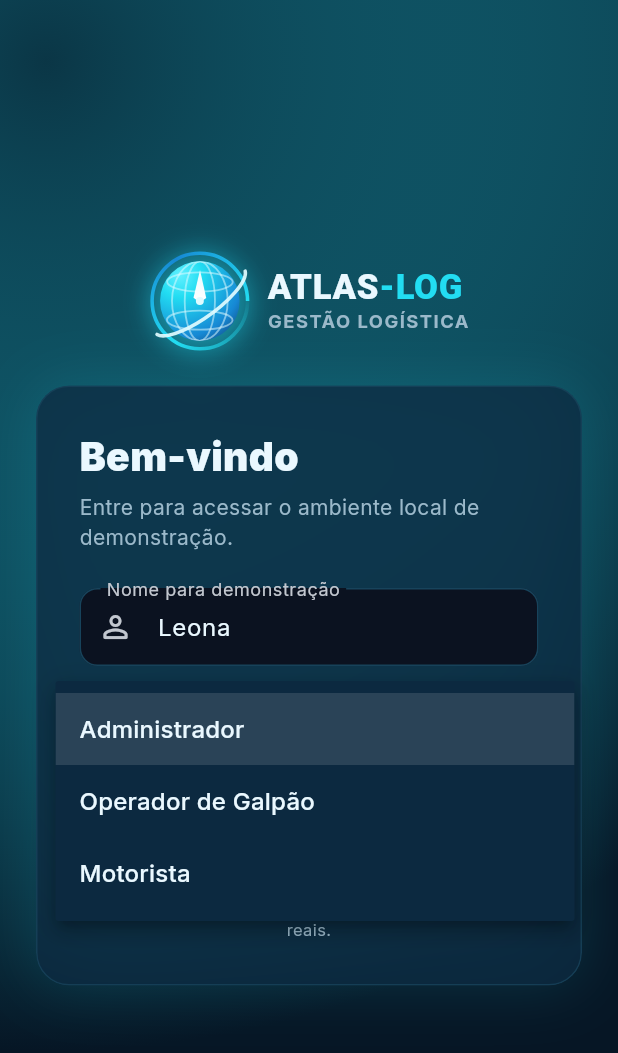
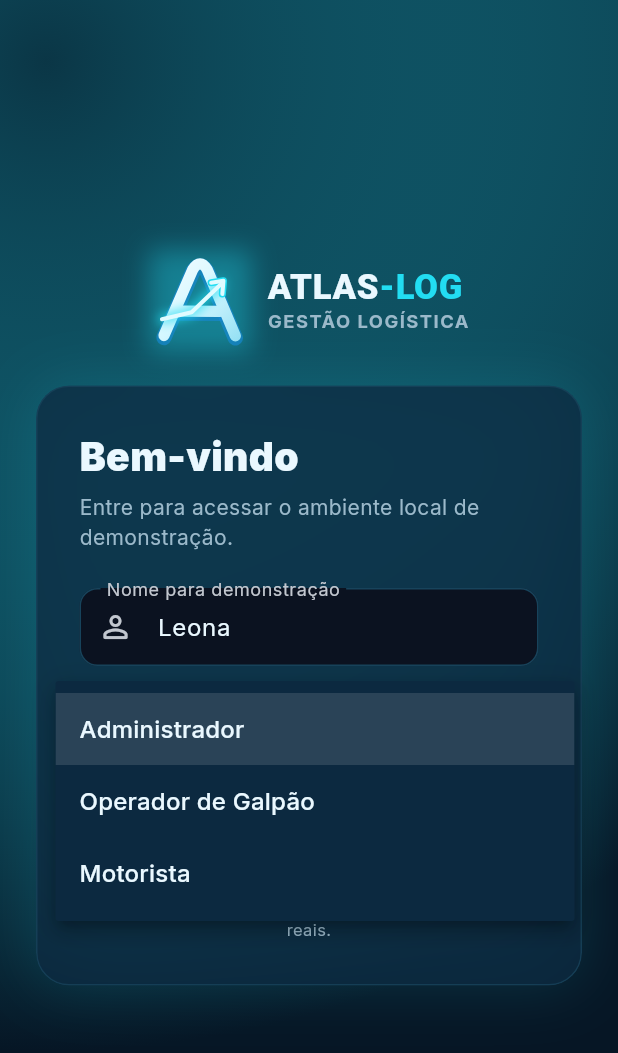
Before and after one commit to leohamil31/ATLAS-LOG-, a Flutter app: the screen it shows after launch, after a tap on "Administrador", on a phone screen of 412 x 824 dp. Shown: the top 1053 px of the screen. Run offline on Flutter 3.47's test engine with Material 3 defaults, Android fonts, the phone set to English and light mode, and no system bars; our stand-ins replace flutter_map, google_fonts, latlong2, pdf, printing, qr_flutter and 3 more; missing offline and left inert: dart:js_interop.

Commit message:
Align Atlas logo with A-arrow brand
Replace the globe badge with the metallic A and rising-arrow mark from the supplied visual direction, preserving animation and cyan glow.

Co-authored-by: Copilot <223556219+Copilot@users.noreply.github.com>

```diff
--- a/lib/widgets/atlas_logo_3d.dart
+++ b/lib/widgets/atlas_logo_3d.dart
@@ -5,11 +5,7 @@ import 'package:flutter/material.dart';
 import '../core/theme.dart';
 
 class AtlasLogo3D extends StatefulWidget {
-  const AtlasLogo3D({
-    super.key,
-    this.size = 44,
-    this.showWordmark = false,
-  });
+  const AtlasLogo3D({super.key, this.size = 44, this.showWordmark = false});
 
   final double size;
   final bool showWordmark;
@@ -76,7 +72,7 @@ class _AtlasLogo3DState extends State<AtlasLogo3D>
       onEnter: (_) => _setHovered(true),
       onExit: (_) => _setHovered(false),
       child: Semantics(
-        label: 'Logo ATLAS-LOG, globo e rosa dos ventos',
+        label: 'Logo ATLAS-LOG, letra A com seta de crescimento',
         image: true,
         child: AnimatedBuilder(
           animation: Listenable.merge([_float, _turn]),
@@ -101,7 +97,6 @@ class _AtlasLogo3DState extends State<AtlasLogo3D>
                 width: widget.size,
                 height: widget.size,
                 decoration: BoxDecoration(
-                  shape: BoxShape.circle,
                   boxShadow: [
                     BoxShadow(
                       color: colors.accent.withValues(alpha: glow),
@@ -111,7 +106,7 @@ class _AtlasLogo3DState extends State<AtlasLogo3D>
                   ],
                 ),
                 child: CustomPaint(
-                  painter: _AtlasGlobePainter(
+                  painter: _AtlasMarkPainter(
                     cyan: colors.accent,
                     blue: colors.accent2,
                     highlight: const Color(0xFFE0FBFF),
@@ -167,8 +162,8 @@ class _AtlasLogo3DState extends State<AtlasLogo3D>
   }
 }
 
-class _AtlasGlobePainter extends CustomPainter {
-  const _AtlasGlobePainter({
+class _AtlasMarkPainter extends CustomPainter {
+  const _AtlasMarkPainter({
     required this.cyan,
     required this.blue,
     required this.highlight,
@@ -180,119 +175,78 @@ class _AtlasGlobePainter extends CustomPainter {
 
   @override
   void paint(Canvas canvas, Size size) {
-    final center = Offset(size.width / 2, size.height / 2);
-    final radius = size.shortestSide * 0.39;
-    final globeRect = Rect.fromCircle(center: center, radius: radius);
+    final unit = size.shortestSide;
+    final offset = Offset((size.width - unit) / 2, (size.height - unit) / 2);
+    final bounds = Rect.fromLTWH(offset.dx, offset.dy, unit, unit);
+    final scale = unit / 100;
+    final aPath = Path()
+      ..moveTo(offset.dx + 15 * scale, offset.dy + 84 * scale)
+      ..lineTo(offset.dx + 43 * scale, offset.dy + 19 * scale)
+      ..quadraticBezierTo(
+        offset.dx + 50 * scale,
+        offset.dy + 8 * scale,
+        offset.dx + 57 * scale,
+        offset.dy + 19 * scale,
+      )
+      ..lineTo(offset.dx + 85 * scale, offset.dy + 84 * scale);
+    final crossbar = Path()
+      ..moveTo(offset.dx + 30 * scale, offset.dy + 60 * scale)
+      ..lineTo(offset.dx + 70 * scale, offset.dy + 60 * scale);
+    final arrow = Path()
+      ..moveTo(offset.dx + 13 * scale, offset.dy + 68 * scale)
+      ..lineTo(offset.dx + 42 * scale, offset.dy + 61 * scale)
+      ..lineTo(offset.dx + 70 * scale, offset.dy + 34 * scale);
+    final arrowHead = Path()
+      ..moveTo(offset.dx + 61 * scale, offset.dy + 32 * scale)
+      ..lineTo(offset.dx + 73 * scale, offset.dy + 30 * scale)
+      ..lineTo(offset.dx + 72 * scale, offset.dy + 43 * scale);
 
-    canvas.drawCircle(
-      center.translate(0, radius * 0.16),
-      radius * 1.2,
-      Paint()
-        ..color = cyan.withValues(alpha: 0.14)
-        ..maskFilter = const MaskFilter.blur(BlurStyle.normal, 9),
-    );
-    canvas.drawCircle(
-      center,
-      radius * 1.2,
-      Paint()
-        ..style = PaintingStyle.stroke
-        ..strokeWidth = size.shortestSide * 0.035
-        ..shader = SweepGradient(
-          colors: [cyan.withValues(alpha: 0.08), cyan, blue, cyan],
-        ).createShader(globeRect),
-    );
-    canvas.drawCircle(
-      center,
-      radius,
-      Paint()
-        ..shader = RadialGradient(
-          center: const Alignment(-0.5, -0.65),
-          radius: 1.15,
-          colors: [
-            const Color(0xFF62F0FF),
-            cyan,
-            blue,
-            const Color(0xFF102B59),
-          ],
-          stops: const [0, 0.24, 0.68, 1],
-        ).createShader(globeRect),
-    );
+    final metal = Paint()
+      ..style = PaintingStyle.stroke
+      ..strokeWidth = 11 * scale
+      ..strokeCap = StrokeCap.round
+      ..strokeJoin = StrokeJoin.round
+      ..shader = const LinearGradient(
+        begin: Alignment.topLeft,
+        end: Alignment.bottomRight,
+        colors: [Colors.white, Color(0xFFD5F7FF), Color(0xFF82D9F0)],
+      ).createShader(bounds);
+    final darkExtrusion = Paint()
+      ..style = PaintingStyle.stroke
+      ..strokeWidth = 15 * scale
+      ..strokeCap = StrokeCap.round
+      ..strokeJoin = StrokeJoin.round
+      ..color = blue.withValues(alpha: 0.65);
 
-    final clip = Path()..addOval(globeRect);
     canvas.save();
-    canvas.clipPath(clip);
+    canvas.translate(0, 2 * scale);
+    canvas.drawPath(aPath, darkExtrusion);
+    canvas.drawPath(crossbar, darkExtrusion);
+    canvas.restore();
+    canvas.drawPath(aPath, metal);
+    canvas.drawPath(crossbar, metal);
 
-    final gridPaint = Paint()
-      ..color = highlight.withValues(alpha: 0.52)
+    final arrowPaint = Paint()
       ..style = PaintingStyle.stroke
-      ..strokeWidth = size.shortestSide * 0.018;
-    for (final factor in [0.38, 0.7]) {
-      canvas.drawOval(
-        Rect.fromCenter(
-          center: center,
-          width: radius * 2 * factor,
-          height: radius * 2,
-        ),
-        gridPaint,
-      );
-    }
-    for (final factor in [-0.48, 0.48]) {
-      canvas.drawOval(
-        Rect.fromCenter(
-          center: center.translate(0, radius * factor),
-          width: radius * 1.65,
-          height: radius * 0.48,
-        ),
-        gridPaint,
-      );
-    }
-    canvas.restore();
-
-    final orbitPaint = Paint()
-      ..color = highlight.withValues(alpha: 0.92)
+      ..strokeWidth = 7 * scale
+      ..strokeCap = StrokeCap.round
+      ..strokeJoin = StrokeJoin.round
+      ..color = cyan
+      ..maskFilter = MaskFilter.blur(BlurStyle.normal, 5 * scale);
+    canvas.drawPath(arrow, arrowPaint);
+    canvas.drawPath(arrowHead, arrowPaint..maskFilter = null);
+    final arrowFace = Paint()
       ..style = PaintingStyle.stroke
-      ..strokeWidth = size.shortestSide * 0.035
-      ..strokeCap = StrokeCap.round;
-    canvas.save();
-    canvas.translate(center.dx, center.dy);
-    canvas.rotate(-math.pi / 5);
-    canvas.drawArc(
-      Rect.fromCenter(
-        center: Offset.zero,
-        width: radius * 2.75,
-        height: radius * 0.86,
-      ),
-      math.pi * 0.04,
-      math.pi * 0.92,
-      false,
-      orbitPaint,
-    );
-    canvas.restore();
-
-    final compass = Path()
-      ..moveTo(center.dx, center.dy - radius * 0.78)
-      ..lineTo(center.dx + radius * 0.16, center.dy - radius * 0.08)
-      ..lineTo(center.dx, center.dy + radius * 0.04)
-      ..lineTo(center.dx - radius * 0.16, center.dy - radius * 0.08)
-      ..close();
-    canvas.drawPath(
-      compass,
-      Paint()
-        ..shader = LinearGradient(
-          begin: Alignment.topCenter,
-          end: Alignment.bottomCenter,
-          colors: [highlight, Colors.white, cyan],
-        ).createShader(globeRect),
-    );
-    canvas.drawCircle(
-      center,
-      radius * 0.1,
-      Paint()..color = highlight,
-    );
+      ..strokeWidth = 4 * scale
+      ..strokeCap = StrokeCap.round
+      ..strokeJoin = StrokeJoin.round
+      ..color = highlight;
+    canvas.drawPath(arrow, arrowFace);
+    canvas.drawPath(arrowHead, arrowFace);
   }
 
   @override
-  bool shouldRepaint(covariant _AtlasGlobePainter oldDelegate) =>
+  bool shouldRepaint(covariant _AtlasMarkPainter oldDelegate) =>
       oldDelegate.cyan != cyan ||
       oldDelegate.blue != blue ||
       oldDelegate.highlight != highlight;
```
